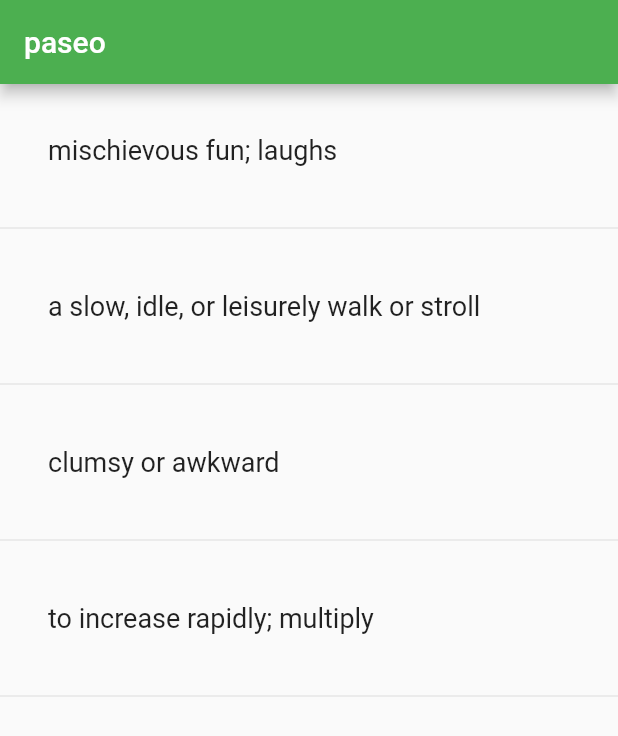
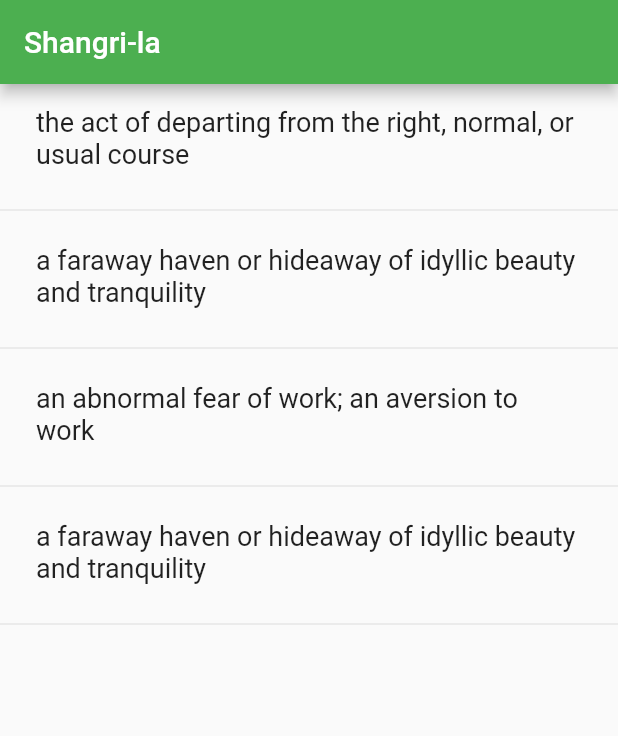
Before and after one commit to kgiannakakis/word_study, a Flutter app: the screen it shows after launch, on a phone screen of 412 x 824 dp. Shown: the top 736 px of the screen. Run offline on Flutter 3.47's test engine with Material 2 defaults, Android fonts, the phone set to English and light mode, and no system bars.

Commit message:
List item using stack

```diff
--- a/lib/words/wordprovider.dart
+++ b/lib/words/wordprovider.dart
@@ -4,7 +4,7 @@ import 'package:word_study/words/quizword.dart';
 import 'package:word_study/words/quizoption.dart';
 
 class WordProvider {
-  var random = new Random();
+  var random = new Random(new DateTime.now().millisecondsSinceEpoch);
 
   var words = [new Word('Shangri-la','a faraway haven or hideaway of idyllic beauty and tranquility'),
                new Word('mythoclast','a destroyer or debunker of myths'),
--- a/lib/wordstudy.dart
+++ b/lib/wordstudy.dart
@@ -40,20 +40,33 @@ class WordStudyState extends State<WordStudy> {
   }
 
   Widget _buildRow(int i) {
-    return new Container(
-        decoration: new BoxDecoration(color:
-          _quizWord.options[i].isSelected ? Colors.red : Colors.transparent),
-        child: new Padding(
-            padding: const EdgeInsets.all(16.0),
-            child: new ListTile(
-              title: new Text("${_quizWord.options[i].meaning}", style: _biggerFont),
+    return
+
+    new Padding(
+        padding: const EdgeInsets.all(8.0),
+        child: new Stack(
+          children: [
+            new Row(
+              children: <Widget>[
+                new Expanded(
+                  child: new Container(
+                      constraints: new BoxConstraints.expand(
+                          height: 60.0),
+                      decoration: new BoxDecoration(color:
+                      _quizWord.options[i].isSelected ? Colors.red : Colors.transparent)
+                  ),
+                )
+              ],
+            ),
+            new ListTile(title: new Text("${_quizWord.options[i].meaning}", style: _biggerFont),
               onTap: () {
                 setState(() {
                   _quizWord.options[i].isSelected = true;
                 });
               }
-            )
+          )]
         )
     );
+
   }
 }
```
